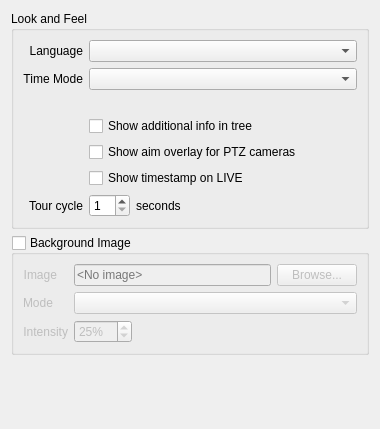
First picture: the form in vms/client/nx_vms_client_desktop/src/ui/widgets/local_settings/look_and_feel_preferences_widget.ui, repository networkoptix/nx_open, before the edit.
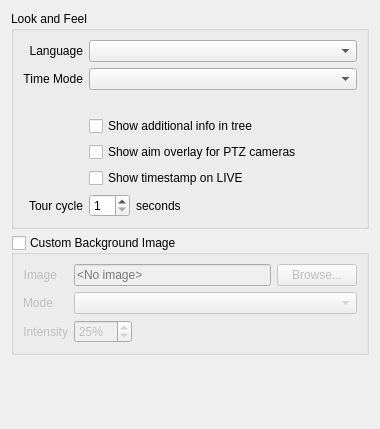
Second picture: the form after the edit. Custom widgets are drawn as their Qt base class.

Commit message:
VMS-54512: Fix assert when background is missing in customization
fixes VMS-57743

```diff
--- a/vms/client/nx_vms_client_desktop/src/ui/widgets/local_settings/look_and_feel_preferences_widget.ui
+++ b/vms/client/nx_vms_client_desktop/src/ui/widgets/local_settings/look_and_feel_preferences_widget.ui
@@ -193,7 +193,7 @@
    <item>
     <widget class="QGroupBox" name="imageGroupBox">
      <property name="title">
-      <string>Background Image</string>
+      <string>Custom Background Image</string>
      </property>
      <property name="flat">
       <bool>true</bool>
```
The commit also changes 6 other files.
